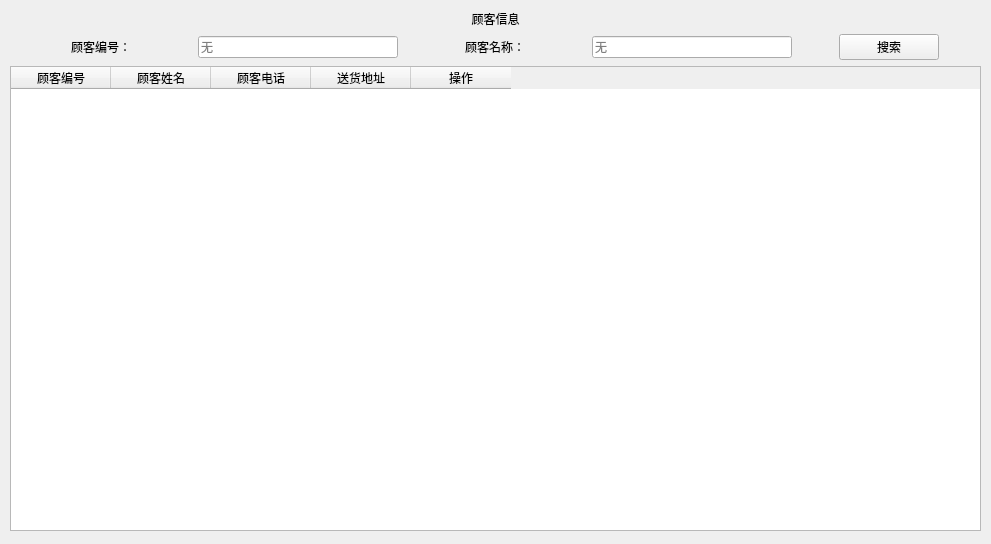
Above: UI/Customerinfo_widget.ui from RunpuWei/InvoicingManagementSystem before the change. Below: the same form after it.
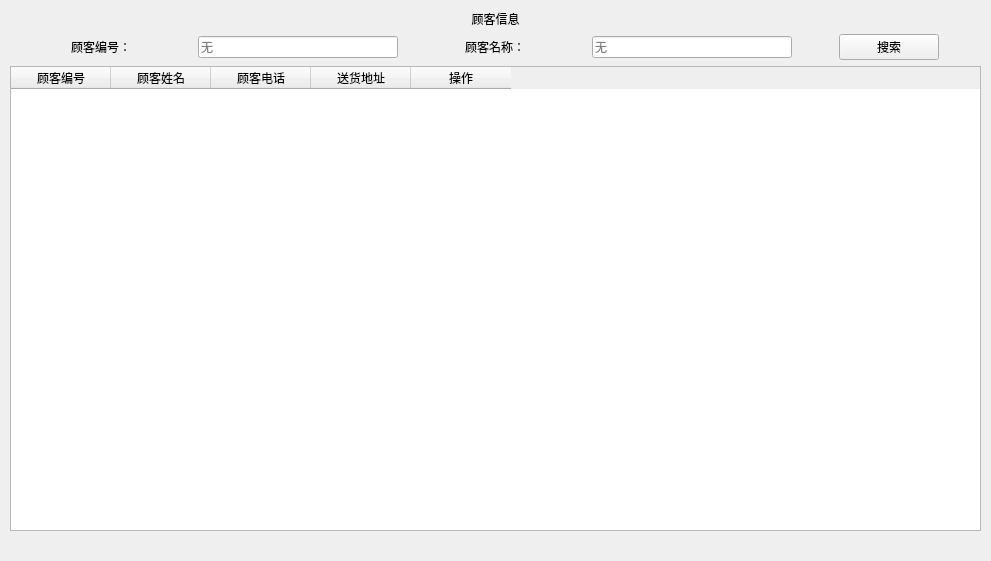
That is the form after the change. Icons and pictures are not drawn.

What changed in the file:
```diff
--- a/UI/Customerinfo_widget.ui
+++ b/UI/Customerinfo_widget.ui
@@ -7,7 +7,7 @@
     <x>0</x>
     <y>0</y>
     <width>991</width>
-    <height>544</height>
+    <height>561</height>
    </rect>
   </property>
   <property name="windowTitle">
```
